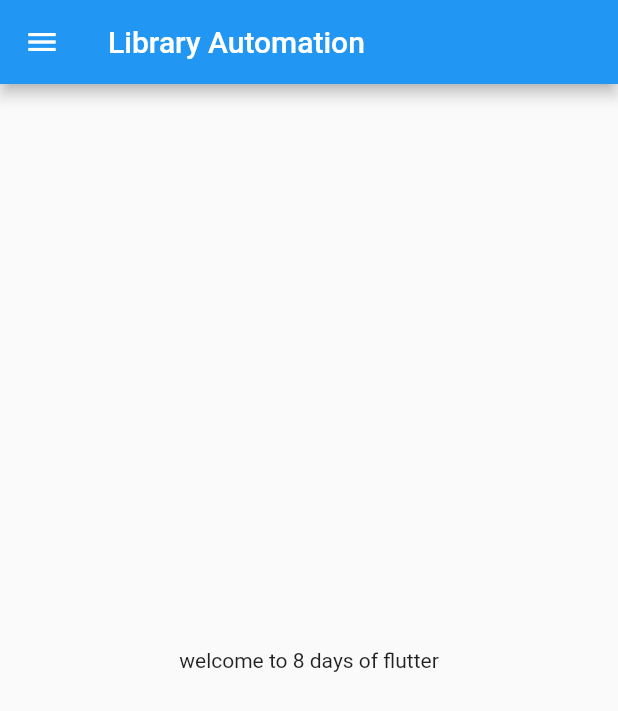
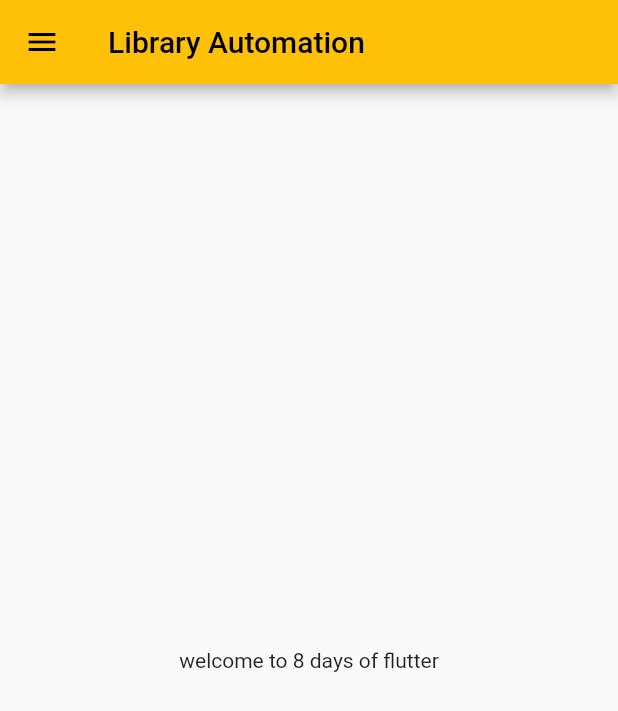
Before and after one commit to Utkarshmhatre/flutter, a Flutter app: the screen it shows after launch, on a phone screen of 412 x 824 dp. Shown: the top 711 px of the screen. Run offline on Flutter 3.47's test engine with Material 2 defaults, Android fonts, the phone set to English and light mode, and no system bars.

Commit message:
second commit

```diff
--- a/lib/main.dart
+++ b/lib/main.dart
@@ -8,8 +8,14 @@ void main() {
 class MyApp extends StatelessWidget {
   @override
   Widget build(BuildContext context) {
+    return MaterialApp(
+      home: HomePage(),
+      themeMode: ThemeMode.system,
+      theme: ThemeData(primarySwatch:Colors.amber),
+      darkTheme: ThemeData(
+        brightness: Brightness.dark
+      ),
 
-    return MaterialApp(
-        home:HomePage(),);
+    );
   }
 }
```
